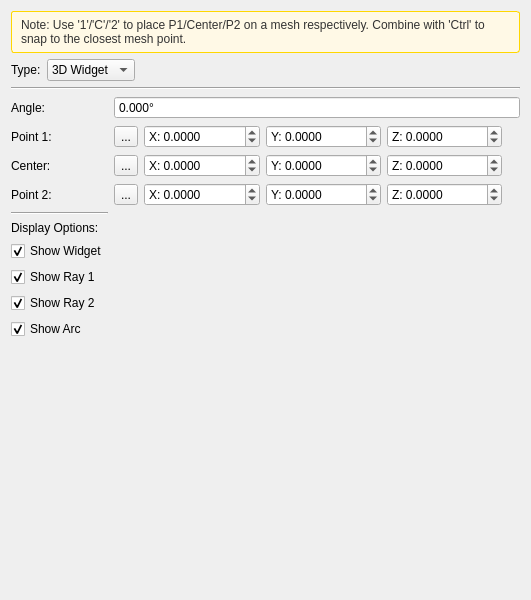
Before: the Qt Designer form libs/PCLEngine/Tools/MeasurementTools/cvProtractorToolDlg.ui in Asher-1/ACloudViewer, drawn with Qt 5.
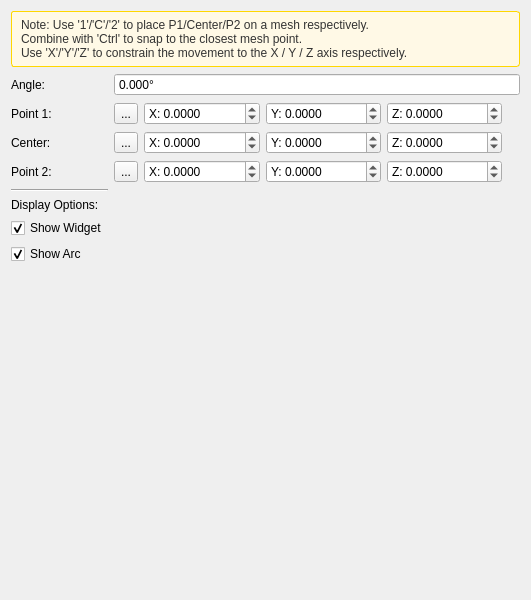
After: the same form once the commit is applied. Icons and pictures are not drawn.

Commit message: opt measurement tools

```diff
--- a/libs/PCLEngine/Tools/MeasurementTools/cvProtractorToolDlg.ui
+++ b/libs/PCLEngine/Tools/MeasurementTools/cvProtractorToolDlg.ui
@@ -20,7 +20,9 @@
    <item>
     <widget class="QLabel" name="instructionLabel">
      <property name="text">
-      <string>Note: Use '1'/'C'/'2' to place P1/Center/P2 on a mesh respectively. Combine with 'Ctrl' to snap to the closest mesh point.</string>
+      <string>Note: Use '1'/'C'/'2' to place P1/Center/P2 on a mesh respectively. 
+Combine with 'Ctrl' to snap to the closest mesh point.
+Use 'X'/'Y'/'Z' to constrain the movement to the X / Y / Z axis respectively.</string>
      </property>
      <property name="wordWrap">
       <bool>true</bool>
@@ -39,54 +41,6 @@
      </property>
     </widget>
    </item>
-   <item>
-    <layout class="QHBoxLayout" name="typeLayout">
-     <item>
-      <widget class="QLabel" name="label">
-       <property name="text">
-        <string>Type:</string>
-       </property>
-      </widget>
-     </item>
-     <item>
-      <widget class="QComboBox" name="typeCombo">
-       <property name="currentIndex">
-        <number>1</number>
-       </property>
-       <item>
-        <property name="text">
-         <string>2D Widget</string>
-        </property>
-       </item>
-       <item>
-        <property name="text">
-         <string>3D Widget</string>
-        </property>
-       </item>
-      </widget>
-     </item>
-     <item>
-      <spacer name="horizontalSpacer">
-       <property name="orientation">
-        <enum>Qt::Horizontal</enum>
-       </property>
-       <property name="sizeHint" stdset="0">
-        <size>
-         <width>40</width>
-         <height>20</height>
-        </size>
-       </property>
-      </spacer>
-     </item>
-    </layout>
-   </item>
-   <item>
-    <widget class="Line" name="line">
-     <property name="orientation">
-      <enum>Qt::Horizontal</enum>
-     </property>
-    </widget>
-   </item>
    <item>
     <layout class="QGridLayout" name="gridLayout">
      <item row="0" column="0">
@@ -436,66 +390,6 @@
       </layout>
      </item>
      <item row="7" column="0">
-      <layout class="QHBoxLayout" name="ray1VisibilityLayout">
-       <item>
-        <widget class="QCheckBox" name="ray1VisibilityCheckBox">
-         <property name="text">
-          <string>Show Ray 1</string>
-         </property>
-         <property name="toolTip">
-          <string>Show/hide the first ray</string>
-         </property>
-         <property name="checked">
-          <bool>true</bool>
-         </property>
-        </widget>
-       </item>
-       <item>
-        <spacer name="horizontalSpacer_3">
-         <property name="orientation">
-          <enum>Qt::Horizontal</enum>
-         </property>
-         <property name="sizeHint" stdset="0">
-          <size>
-           <width>40</width>
-           <height>20</height>
-          </size>
-         </property>
-        </spacer>
-       </item>
-      </layout>
-     </item>
-     <item row="8" column="0">
-      <layout class="QHBoxLayout" name="ray2VisibilityLayout">
-       <item>
-        <widget class="QCheckBox" name="ray2VisibilityCheckBox">
-         <property name="text">
-          <string>Show Ray 2</string>
-         </property>
-         <property name="toolTip">
-          <string>Show/hide the second ray</string>
-         </property>
-         <property name="checked">
-          <bool>true</bool>
-         </property>
-        </widget>
-       </item>
-       <item>
-        <spacer name="horizontalSpacer_4">
-         <property name="orientation">
-          <enum>Qt::Horizontal</enum>
-         </property>
-         <property name="sizeHint" stdset="0">
-          <size>
-           <width>40</width>
-           <height>20</height>
-          </size>
-         </property>
-        </spacer>
-       </item>
-      </layout>
-     </item>
-     <item row="9" column="0">
       <layout class="QHBoxLayout" name="arcVisibilityLayout">
        <item>
         <widget class="QCheckBox" name="arcVisibilityCheckBox">
@@ -511,7 +405,7 @@
         </widget>
        </item>
        <item>
-        <spacer name="horizontalSpacer_5">
+        <spacer name="horizontalSpacer_3">
          <property name="orientation">
           <enum>Qt::Horizontal</enum>
          </property>
@@ -525,7 +419,7 @@
        </item>
       </layout>
      </item>
-     <item row="10" column="0">
+     <item row="8" column="0">
       <spacer name="verticalSpacer">
        <property name="orientation">
         <enum>Qt::Vertical</enum>
```
Left out of the diff: 11 changed lines with no effect on the pictures. The commit also changes 187 other files.
